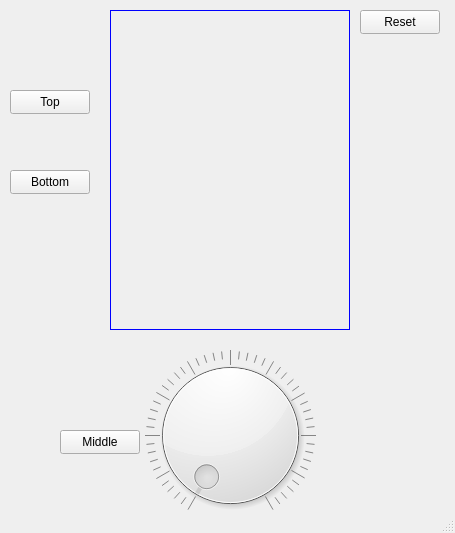
Qt form forms/testwindow.ui (etet100/cnc_pendant) before a commit.
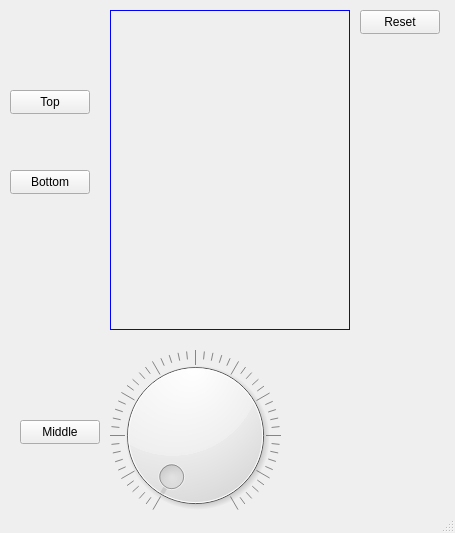
The same form after that commit. Custom widgets are drawn as their Qt base class.

What changed in the file:
```diff
--- a/forms/testwindow.ui
+++ b/forms/testwindow.ui
@@ -86,7 +86,7 @@
      <rect>
       <x>110</x>
       <y>350</y>
-      <width>241</width>
+      <width>171</width>
       <height>171</height>
      </rect>
     </property>
@@ -103,8 +103,8 @@
    <widget class="QPushButton" name="btnWheel">
     <property name="geometry">
      <rect>
-      <x>60</x>
-      <y>430</y>
+      <x>20</x>
+      <y>420</y>
       <width>80</width>
       <height>24</height>
      </rect>
```
Left out of the diff: 6 changed lines with no effect on the pictures.
